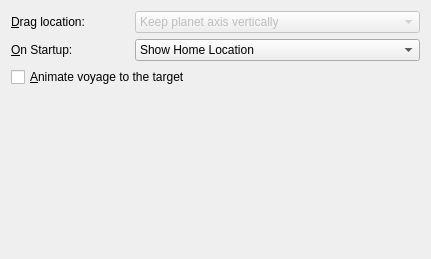
Above: src/lib/MarbleNavigationSettingsWidget.ui from KDE/marble before the change. Below: the same form after it.
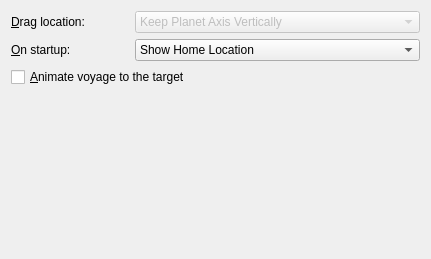
That is the form after the change.

```diff
--- a/src/lib/MarbleNavigationSettingsWidget.ui
+++ b/src/lib/MarbleNavigationSettingsWidget.ui
@@ -51,7 +51,7 @@
        </property>
        <item>
         <property name="text" >
-         <string>Keep planet axis vertically</string>
+         <string>Keep Planet Axis Vertically</string>
         </property>
        </item>
        <item>
@@ -76,7 +76,7 @@
         </size>
        </property>
        <property name="text" >
-        <string>&amp;On Startup:</string>
+        <string>&amp;On startup:</string>
        </property>
        <property name="buddy" >
         <cstring>kcfg_onStartup</cstring>
```
Left out of the diff: 4 changed lines with no effect on the pictures.
